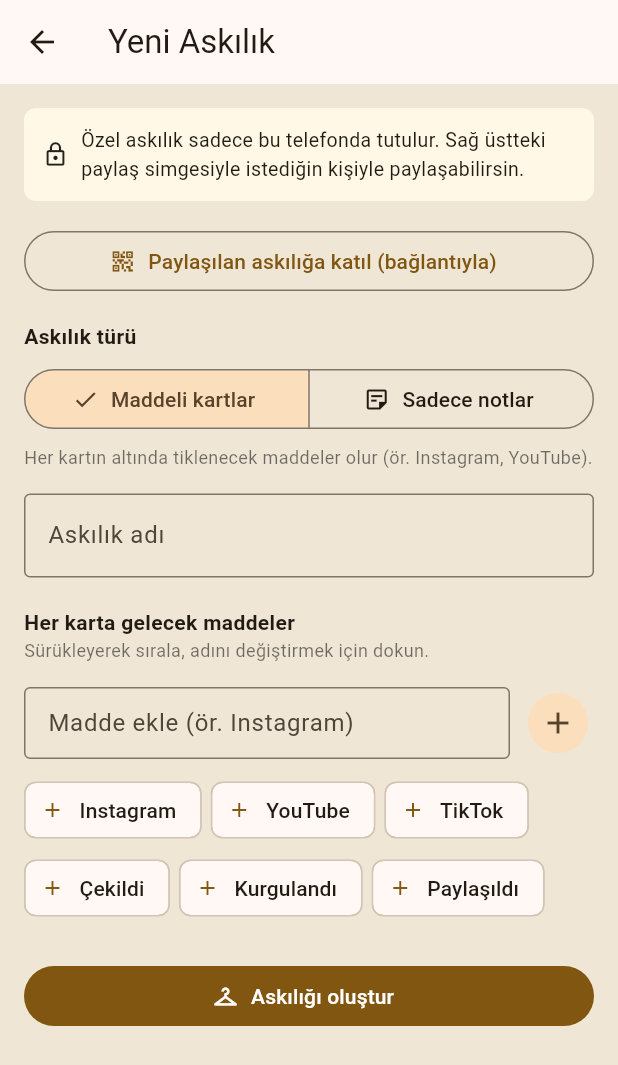
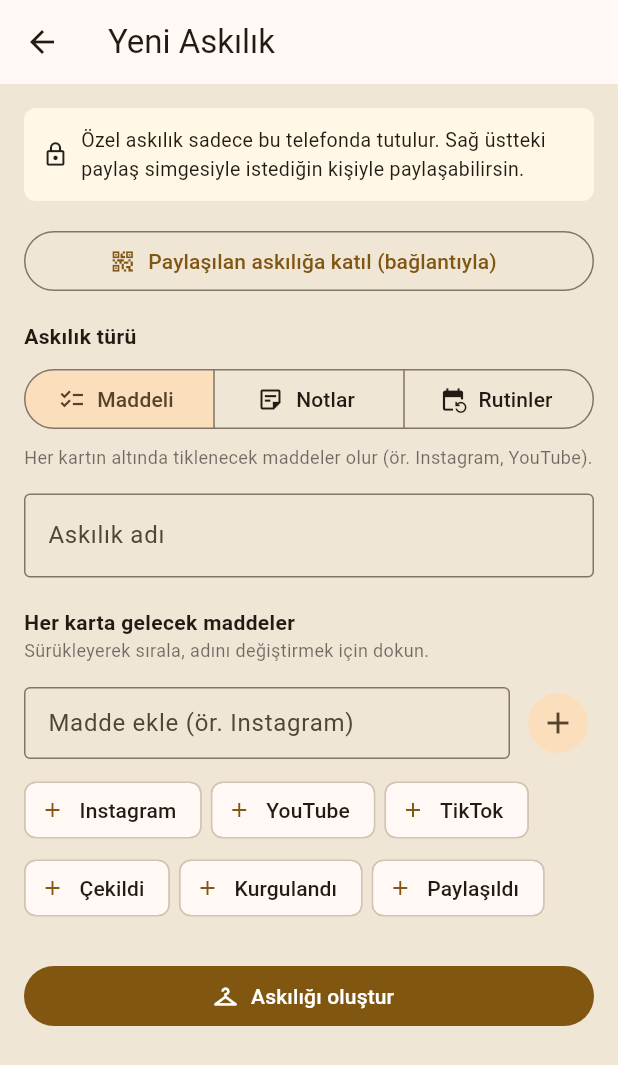
Before and after one commit to emolibor/shake-rack, a Flutter app: the BoardEditScreen screen opened directly with empty values, on a phone screen of 412 x 824 dp. Shown: the top 1065 px of the screen. Run offline on Flutter 3.47's test engine with Material 3 defaults, Android fonts, the phone set to English and light mode, and no system bars; our stand-ins replace app_links, cloud_firestore, confetti, firebase_auth, firebase_core, open_filex and 4 more; accounts and stored records are empty; network calls fail.

Commit message:
Rutinler askılığı: serbest yazı + tik, her gece 02:00'de sıfırlanır
Co-Authored-By: Claude Opus 5.5 <noreply@anthropic.com>
Claude-Session: https://claude.ai/code/session_01My28p77PRWXracJJqBh8R2

```diff
--- a/lib/models/models.dart
+++ b/lib/models/models.dart
@@ -106,6 +106,10 @@ class CompanyCard {
   bool deleted;
   DateTime? deletedAt;
 
+  /// Rutin askılığında son tik zamanı. Tik "bugün" sayılır, gece 02:00'de
+  /// kendiliğinden düşer (veri silinmez, sadece gün değişir).
+  DateTime? checkedAt;
+
   CompanyCard({
     required this.id,
     required this.name,
@@ -117,6 +121,7 @@ class CompanyCard {
     this.completedAt,
     this.deleted = false,
     this.deletedAt,
+    this.checkedAt,
   }) : createdAt = createdAt ?? DateTime.now();
 
   List<ProjectItem> get remaining => items.where((i) => !i.done).toList();
@@ -133,6 +138,7 @@ class CompanyCard {
         'completedAt': completedAt?.toIso8601String(),
         if (deleted) 'deleted': true,
         if (deletedAt != null) 'deletedAt': deletedAt!.toIso8601String(),
+        if (checkedAt != null) 'checkedAt': checkedAt!.toIso8601String(),
       };
   factory CompanyCard.fromJson(Map<String, dynamic> j) => CompanyCard(
         id: j['id'],
@@ -146,6 +152,7 @@ class CompanyCard {
             j['completedAt'] != null ? DateTime.parse(j['completedAt']) : null,
         deleted: j['deleted'] ?? false,
         deletedAt: j['deletedAt'] != null ? DateTime.parse(j['deletedAt']) : null,
+        checkedAt: j['checkedAt'] != null ? DateTime.tryParse(j['checkedAt']) : null,
       );
 }
 
--- a/lib/screens/board_edit_screen.dart
+++ b/lib/screens/board_edit_screen.dart
@@ -45,7 +45,7 @@ class _BoardEditScreenState extends State<BoardEditScreen> {
 
   bool get _isNew => widget.board == null;
   bool get _isProjects => widget.board?.isProjects ?? false;
-  bool get _isNotes => _kind == BoardKind.notes;
+  bool get _isNotes => _kind != BoardKind.items;
 
   List<String> get _ideas => _isProjects
       ? kProjectTypes
@@ -248,18 +248,32 @@ class _BoardEditScreenState extends State<BoardEditScreen> {
                 ButtonSegment(
                     value: BoardKind.items,
                     icon: Icon(Icons.checklist),
-                    label: Text('Maddeli kartlar')),
+                    label: Text('Maddeli')),
                 ButtonSegment(
                     value: BoardKind.notes,
                     icon: Icon(Icons.sticky_note_2_outlined),
-                    label: Text('Sadece notlar')),
+                    label: Text('Notlar')),
+                ButtonSegment(
+                    value: BoardKind.routines,
+                    icon: Icon(Icons.event_repeat),
+                    label: Text('Rutinler')),
               ],
+              showSelectedIcon: false,
               selected: {_kind},
-              onSelectionChanged: (s) => setState(() => _kind = s.first),
+              onSelectionChanged: (s) => setState(() {
+                _kind = s.first;
+                // rutin seçilince adı hazır gelsin
+                if (_kind == BoardKind.routines && _name.text.trim().isEmpty) {
+                  _name.text = 'Rutinler';
+                }
+              }),
             ),
             const SizedBox(height: 6),
             Text(
-              _isNotes
+              _kind == BoardKind.routines
+                  ? 'Günlük rutinler: serbestçe yaz, yaptıkça tik at. '
+                      'Tikler her gece 02:00\'de sıfırlanır, rutinler ipte kalır.'
+                  : _isNotes
                   ? 'Başlık ya da madde yok: yazını yaz, ipe as, üzerine tik at.'
                   : 'Her kartın altında tiklenecek maddeler olur (ör. Instagram, YouTube).',
               style: const TextStyle(fontSize: 12, color: Colors.black54),
@@ -271,7 +285,13 @@ class _BoardEditScreenState extends State<BoardEditScreen> {
               textCapitalization: TextCapitalization.sentences,
               decoration: InputDecoration(
                 labelText: 'Askılık adı',
-                hintText: _isProjects ? 'Projeler' : _isNotes ? 'Notlar' : 'Reels',
+                hintText: _isProjects
+                    ? 'Projeler'
+                    : _kind == BoardKind.routines
+                        ? 'Rutinler'
+                        : _isNotes
+                            ? 'Notlar'
+                            : 'Reels',
                 border: const OutlineInputBorder(),
               ),
             ),
--- a/lib/services/board.dart
+++ b/lib/services/board.dart
@@ -9,7 +9,11 @@ import 'store.dart';
 /// - Özel askılıklar: adı ve şablonu kullanıcı belirler (ör. Reels →
 ///   Instagram, YouTube). SADECE bu telefonda saklanır, buluta gitmez.
 /// Askılık türü: maddeli kartlar ya da sadece yazıdan ibaret notlar.
-enum BoardKind { items, notes }
+/// routines: not gibi serbest yazı, tikler her gece 02:00'de sıfırlanır.
+enum BoardKind { items, notes, routines }
+
+BoardKind _kindOf(Object? s) => BoardKind.values
+    .firstWhere((k) => k.name == s, orElse: () => BoardKind.items);
 
 /// Paylaşılan askılıkta bu telefonun rolü.
 /// owner: paylaşan · editor: düzenleyebilir · viewer: sadece inceler
@@ -90,12 +94,64 @@ class Board {
         name: name.trim(),
         isProjects: false,
         kind: kind,
-        template: kind == BoardKind.notes ? [] : template,
+        template: kind == BoardKind.items ? template : [],
       );
 
   /// Grupla paylaşılmayan, kimseyle paylaşılmamış askılık.
   bool get isPrivate => !isProjects && !isShared;
-  bool get isNotes => kind == BoardKind.notes;
+  /// Yazı kartları (not ve rutin): başlık/madde yok, sadece yazı + tik.
+  bool get isNotes => kind == BoardKind.notes || kind == BoardKind.routines;
+  bool get isRoutine => kind == BoardKind.routines;
+
+  // ---------- rutinler ----------
+  /// Rutin gününün sıfırlandığı saat.
+  static const resetHour = 2;
+
+  /// Şu anki rutin gününün başlangıcı: bugün 02:00, saat 02:00'den önceyse dün 02:00.
+  static DateTime routineDayStart([DateTime? now]) {
+    final n = now ?? DateTime.now();
+    final today = DateTime(n.year, n.month, n.day, resetHour);
+    return n.isBefore(today)
+        ? DateTime(n.year, n.month, n.day - 1, resetHour)
+        : today;
+  }
+
+  /// Bir sonraki sıfırlama anı.
+  static DateTime nextRoutineReset([DateTime? now]) {
+    final s = routineDayStart(now);
+    return DateTime(s.year, s.month, s.day + 1, resetHour);
+  }
+
+  /// Rutin bugün yapıldı mı?
+  bool checkedToday(CompanyCard c, [DateTime? now]) {
+    final at = c.checkedAt;
+    if (at == null) return false;
+    final start = routineDayStart(now);
+    return !at.isBefore(start) && at.isBefore(nextRoutineReset(now));
+  }
+
+  /// Bugün yapılan / toplam rutin.
+  (int, int) routineProgress([DateTime? now]) {
+    final l = live;
+    return (l.where((c) => checkedToday(c, now)).length, l.length);
+  }
+
+  /// Sekmedeki sayı: rutinde bugün kalanlar, diğerlerinde ipteki kartlar.
+  int get badgeCount {
+    if (!isRoutine) return active.length;
+    final (d, t) = routineProgress();
+    return t - d;
+  }
+
+  /// Rutine tik at / kaldır. Bugünün hepsi bittiyse true (konfeti için).
+  bool toggleRoutine(CompanyCard card, [DateTime? now]) {
+    final on = !checkedToday(card, now);
+    card.checkedAt = on ? (now ?? DateTime.now()) : null;
+    _log(on ? 'tick' : 'untick', card, 'bugün');
+    _commit();
+    final (d, t) = routineProgress(now);
+    return on && t > 0 && d == t;
+  }
 
   /// Kart başlığı etiketi: projelerde firma, özelde serbest başlık.
   String get cardTitleLabel => isProjects ? 'Firma adı' : 'Başlık';
@@ -301,7 +357,7 @@ class Board {
         id: _uuid.v4(),
         name: (d['name'] as String?) ?? 'Paylaşılan askılık',
         isProjects: false,
-        kind: d['kind'] == 'notes' ? BoardKind.notes : BoardKind.items,
+        kind: _kindOf(d['kind']),
         template: List<String>.from(d['template'] ?? const []),
         cards: (d['cards'] as List? ?? [])
             .map((e) => CompanyCard.fromJson(Map<String, dynamic>.from(e)))
@@ -313,7 +369,7 @@ class Board {
         name: j['name'],
         isProjects: false,
         template: List<String>.from(j['template'] ?? const []),
-        kind: j['kind'] == 'notes' ? BoardKind.notes : BoardKind.items,
+        kind: _kindOf(j['kind']),
         cards: (j['cards'] as List? ?? [])
             .map((e) => CompanyCard.fromJson(Map<String, dynamic>.from(e)))
             .toList(),
--- a/lib/widgets/people.dart
+++ b/lib/widgets/people.dart
@@ -237,7 +237,7 @@ Future<void> showFriendSheet(BuildContext context, RackStore store, Member frien
                     color: const Color(0xFFFFF8E7),
                     child: ListTile(
                       dense: true,
-                      leading: Icon(b.isNotes ? Icons.sticky_note_2_outlined : Icons.checkroom),
+                      leading: Icon(b.isRoutine ? Icons.event_repeat : b.isNotes ? Icons.sticky_note_2_outlined : Icons.checkroom),
                       title: Text(b.name),
                       subtitle: Text(_roleText(b, f.id)),
                       trailing: Text('${b.active.length} açık',
```
Also changed, not shown: lib/screens/rack_screen.dart (+75 -8 lines), lib/screens/racks_page.dart (+6 -2 lines), 1 other file.
